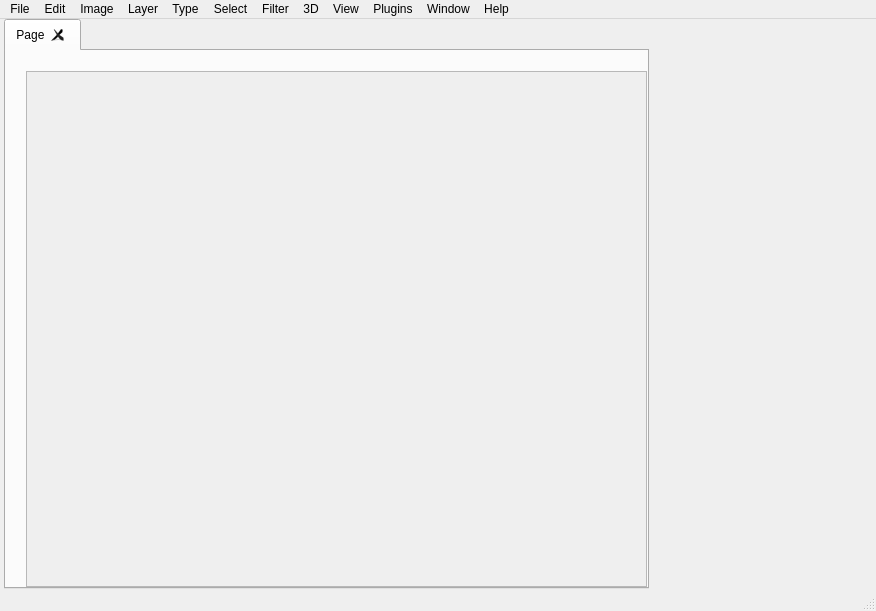
jedhelmers/Fauxtoshop, file design/mainwindow_new.ui: the form before one commit.
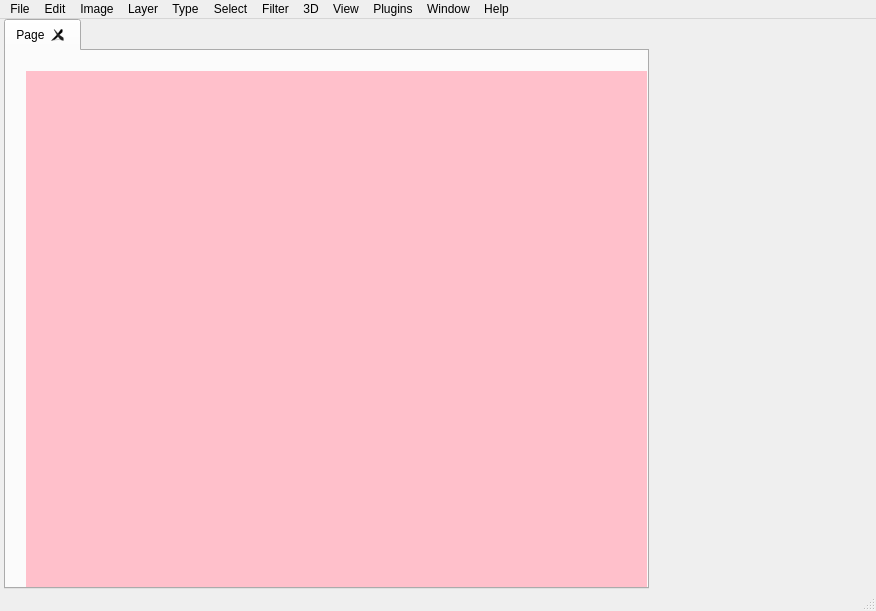
The form after the commit.

```diff
--- a/design/mainwindow_new.ui
+++ b/design/mainwindow_new.ui
@@ -279,73 +279,19 @@
                </widget>
               </item>
               <item>
-               <widget class="QScrollArea" name="scrollArea">
-                <property name="verticalScrollBarPolicy">
-                 <enum>Qt::ScrollBarAsNeeded</enum>
+               <widget class="QWidget" name="widget" native="true">
+                <property name="styleSheet">
+                 <string notr="true">background: pink</string>
                 </property>
-                <property name="horizontalScrollBarPolicy">
-                 <enum>Qt::ScrollBarAsNeeded</enum>
-                </property>
-                <property name="widgetResizable">
-                 <bool>true</bool>
-                </property>
-                <property name="alignment">
-                 <set>Qt::AlignLeading|Qt::AlignLeft|Qt::AlignTop</set>
-                </property>
-                <widget class="QWidget" name="scrollAreaWidgetContents">
-                 <property name="geometry">
-                  <rect>
-                   <x>0</x>
-                   <y>0</y>
-                   <width>611</width>
-                   <height>497</height>
-                  </rect>
-                 </property>
-                 <layout class="QGridLayout" name="gridLayout_6">
-                  <property name="leftMargin">
-                   <number>0</number>
-                  </property>
-                  <property name="topMargin">
-                   <number>0</number>
-                  </property>
-                  <property name="rightMargin">
-                   <number>0</number>
-                  </property>
-                  <property name="bottomMargin">
-                   <number>0</number>
-                  </property>
-                  <property name="spacing">
-                   <number>0</number>
-                  </property>
-                  <item row="0" column="0">
-                   <widget class="QWidget" name="widget" native="true">
-                    <property name="styleSheet">
-                     <string notr="true"/>
-                    </property>
-                    <layout class="QGridLayout" name="gridLayout_4">
-                     <property name="leftMargin">
-                      <number>0</number>
-                     </property>
-                     <property name="topMargin">
-                      <number>0</number>
-                     </property>
-                     <property name="rightMargin">
-                      <number>0</number>
-                     </property>
-                     <property name="bottomMargin">
-                      <number>0</number>
-                     </property>
-                     <property name="spacing">
-                      <number>0</number>
-                     </property>
-                     <item row="0" column="0">
-                      <layout class="QGridLayout" name="gridLayout_3"/>
-                     </item>
-                    </layout>
-                   </widget>
-                  </item>
-                 </layout>
-                </widget>
+                <layout class="QGridLayout" name="gridLayout_4">
+                 <item row="0" column="0">
+                  <layout class="QGridLayout" name="gridLayout_3">
+                   <property name="spacing">
+                    <number>0</number>
+                   </property>
+                  </layout>
+                 </item>
+                </layout>
                </widget>
               </item>
              </layout>
```
